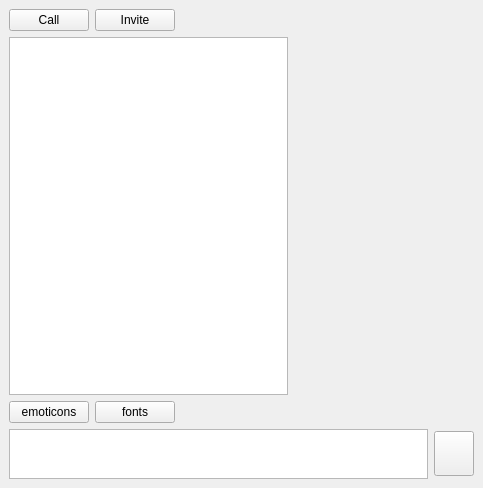
Qt form wengophone/src/presentation/qt/chat/ChatRoomWidget.ui (tkrotoff/WengoPhone) before a commit.
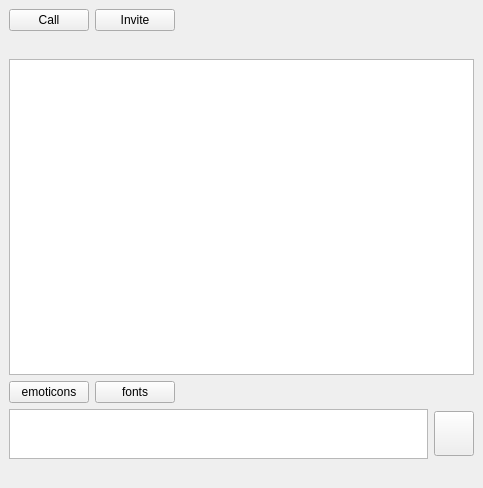
The same form after that commit. Icons and pictures are not drawn.

Commit message: More work on the chat Window

What changed in the file:
```diff
--- a/wengophone/src/presentation/qt/chat/ChatRoomWidget.ui
+++ b/wengophone/src/presentation/qt/chat/ChatRoomWidget.ui
@@ -22,103 +22,31 @@
    <property name="spacing" >
     <number>6</number>
    </property>
-   <item row="1" column="0" colspan="2" >
-    <layout class="QHBoxLayout" >
-     <property name="margin" >
-      <number>0</number>
-     </property>
-     <property name="spacing" >
-      <number>6</number>
-     </property>
-     <item>
-      <widget class="QTextBrowser" name="chatHistory" />
-     </item>
-     <item>
-      <widget class="QFrame" name="contactListFrame" >
-       <property name="minimumSize" >
-        <size>
-         <width>180</width>
-         <height>16</height>
-        </size>
-       </property>
-       <property name="frameShape" >
-        <enum>QFrame::NoFrame</enum>
-       </property>
-       <property name="frameShadow" >
-        <enum>QFrame::Raised</enum>
-       </property>
-      </widget>
-     </item>
-    </layout>
-   </item>
-   <item row="3" column="1" >
-    <widget class="QPushButton" name="sendButton" >
-     <property name="minimumSize" >
-      <size>
-       <width>0</width>
-       <height>45</height>
-      </size>
-     </property>
-     <property name="text" >
-      <string/>
-     </property>
-     <property name="icon" >
-      <iconset resource="../wengophone.qrc" >:/pics/chat_send_message.png</iconset>
-     </property>
-     <property name="flat" >
-      <bool>false</bool>
-     </property>
-    </widget>
-   </item>
-   <item row="3" column="0" >
-    <widget class="QTextEdit" name="chatEdit" >
-     <property name="maximumSize" >
-      <size>
-       <width>16777215</width>
-       <height>50</height>
-      </size>
-     </property>
-     <property name="html" >
-      <string>&lt;html>&lt;head>&lt;meta name="qrichtext" content="1" />&lt;/head>&lt;body style=" white-space: pre-wrap; font-family:MS Shell Dlg; font-size:8.25pt; font-weight:400; font-style:normal; text-decoration:none;">&lt;p style="-qt-paragraph-type:empty; margin-top:0px; margin-bottom:0px; margin-left:0px; margin-right:0px; -qt-block-indent:0; text-indent:0px; font-size:8pt;">&lt;/p>&lt;/body>&lt;/html></string>
-     </property>
-    </widget>
-   </item>
    <item row="2" column="0" colspan="2" >
-    <layout class="QHBoxLayout" >
-     <property name="margin" >
-      <number>0</number>
+    <widget class="QTextBrowser" name="chatHistory" />
+   </item>
+   <item row="1" column="0" colspan="2" >
+    <widget class="QFrame" name="contactListFrame" >
+     <property name="minimumSize" >
+      <size>
+       <width>180</width>
+       <height>16</height>
+      </size>
      </property>
-     <property name="spacing" >
-      <number>6</number>
+     <property name="frameShape" >
+      <enum>QFrame::NoFrame</enum>
      </property>
-     <item>
-      <widget class="QPushButton" name="emoticonsButton" >
-       <property name="text" >
-        <string>emoticons</string>
-       </property>
-      </widget>
-     </item>
-     <item>
-      <widget class="QPushButton" name="fontButton" >
-       <property name="text" >
-        <string>fonts</string>
-       </property>
-      </widget>
-     </item>
-     <item>
-      <spacer>
-       <property name="orientation" >
-        <enum>Qt::Horizontal</enum>
-       </property>
-       <property name="sizeHint" >
-        <size>
-         <width>40</width>
-         <height>20</height>
-        </size>
-       </property>
-      </spacer>
-     </item>
-    </layout>
+     <property name="frameShadow" >
+      <enum>QFrame::Raised</enum>
+     </property>
+    </widget>
+   </item>
+   <item row="5" column="0" >
+    <widget class="QLabel" name="typingStateLabel" >
+     <property name="text" >
+      <string/>
+     </property>
+    </widget>
    </item>
    <item row="0" column="0" colspan="2" >
     <layout class="QHBoxLayout" >
@@ -160,6 +88,75 @@
      </item>
     </layout>
    </item>
+   <item row="3" column="0" colspan="2" >
+    <layout class="QHBoxLayout" >
+     <property name="margin" >
+      <number>0</number>
+     </property>
+     <property name="spacing" >
+      <number>6</number>
+     </property>
+     <item>
+      <widget class="QPushButton" name="emoticonsButton" >
+       <property name="text" >
+        <string>emoticons</string>
+       </property>
+      </widget>
+     </item>
+     <item>
+      <widget class="QPushButton" name="fontButton" >
+       <property name="text" >
+        <string>fonts</string>
+       </property>
+      </widget>
+     </item>
+     <item>
+      <spacer>
+       <property name="orientation" >
+        <enum>Qt::Horizontal</enum>
+       </property>
+       <property name="sizeHint" >
+        <size>
+         <width>40</width>
+         <height>20</height>
+        </size>
+       </property>
+      </spacer>
+     </item>
+    </layout>
+   </item>
+   <item row="4" column="0" >
+    <widget class="QTextEdit" name="chatEdit" >
+     <property name="maximumSize" >
+      <size>
+       <width>16777215</width>
+       <height>50</height>
+      </size>
+     </property>
+     <property name="html" >
+      <string>&lt;html>&lt;head>&lt;meta name="qrichtext" content="1" />&lt;/head>&lt;body style=" white-space: pre-wrap; font-family:MS Shell Dlg; font-size:8.25pt; font-weight:400; font-style:normal; text-decoration:none;">&lt;p style="-qt-paragraph-type:empty; margin-top:0px; margin-bottom:0px; margin-left:0px; margin-right:0px; -qt-block-indent:0; text-indent:0px; font-size:8pt;">&lt;/p>&lt;/body>&lt;/html></string>
+     </property>
+    </widget>
+   </item>
+   <item row="4" column="1" >
+    <widget class="QPushButton" name="sendButton" >
+     <property name="minimumSize" >
+      <size>
+       <width>0</width>
+       <height>45</height>
+      </size>
+     </property>
+     <property name="text" >
+      <string/>
+     </property>
+     <property name="icon" >
+      <iconset resource="../wengophone.qrc" >:/pics/chat_send_message.png</iconset>
+     </property>
+     <property name="flat" >
+      <bool>false</bool>
+     </property>
+    </widget>
+   </item>
   </layout>
  </widget>
  <pixmapfunction></pixmapfunction>
```
The commit also changes 7 other files.
